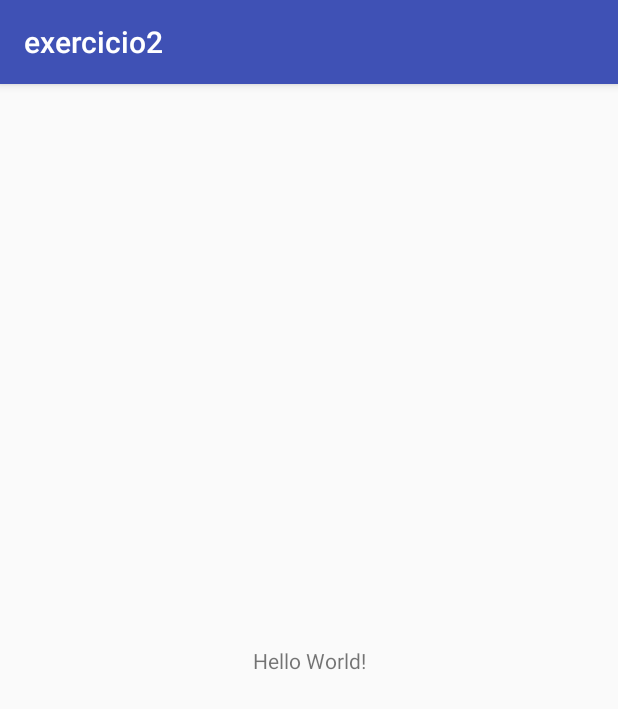
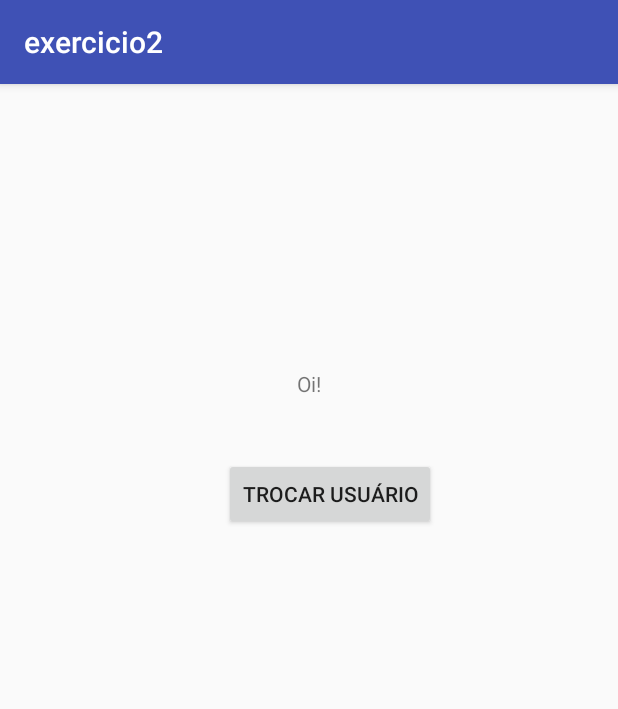
Before and after one commit to matc89-20192/android-ex2-lilianefiuza, an Android app: the screen it shows after launch (MainActivity), on a phone screen of 412 x 824 dp. Shown: the top 709 px of the screen. Run offline under Robolectric (Android 15) with nearby library versions, the phone set to English and light mode, and no system bars.

Commit message:
Atividade 2 Concluída

```diff
--- a/app/src/main/AndroidManifest.xml
+++ b/app/src/main/AndroidManifest.xml
@@ -16,6 +16,7 @@
                 <category android:name="android.intent.category.LAUNCHER" />
             </intent-filter>
         </activity>
+        <activity android:name=".OutraActivity"></activity>
     </application>
 
 </manifest>
--- a/app/src/main/java/matc89/exercicio2/MainActivity.java
+++ b/app/src/main/java/matc89/exercicio2/MainActivity.java
@@ -1,15 +1,73 @@
 package matc89.exercicio2;
 
+import android.content.Intent;
 import android.support.v7.app.AppCompatActivity;
 import android.os.Bundle;
+import android.view.View;
+import android.widget.Button;
+import android.widget.TextView;
 
 public class MainActivity extends AppCompatActivity {
+
+    private Button botao;
+    private TextView textView;
+    private String textoRetornado;
 
     @Override
     protected void onCreate(Bundle savedInstanceState) {
         super.onCreate(savedInstanceState);
         setContentView(R.layout.activity_main);
+
+        botao = (Button) findViewById(R.id.btnTrocar);
+        textView = (TextView) findViewById(R.id.textView);
+
+        final Bundle extra = getIntent().getExtras();
+
+        textoRetornado = "";
+
+        if (extra != null) {
+            if (extra.getString("nome").matches("")) {
+                textView.setText("Oi!");
+            } else {
+                textoRetornado = extra.getString("nome");
+                textView.setText("Oi," + " " + textoRetornado + "!");
+            }
+        }
+
+        botao.setOnClickListener(new View.OnClickListener() {
+            @Override
+            public void onClick(View v) {
+
+                String texto;
+
+                if (extra == null) {
+                    texto = "";
+                } else {
+                    texto = extra.getString("nome");
+                }
+
+                Intent intent = new Intent(MainActivity.this, OutraActivity.class);
+                intent.putExtra("nome", texto);
+
+                startActivity(intent);
+            }
+        });
     }
 
+    protected void onSaveInstanceState(Bundle state) {
+        super.onSaveInstanceState(state);
+        if (textoRetornado.matches("") || textoRetornado.matches("Oi!")) {
+            state.putString("nome", "Oi!");
+        } else {
+            state.putString("nome", " " + textoRetornado + "!");
+        }
+    }
+
+    protected void onRestoreInstanceState(Bundle savedInstanceState) {
+        super.onRestoreInstanceState(savedInstanceState);
+
+        textView.setText(savedInstanceState.getString("nome"));
+
+    }
 
 }
--- a/app/src/main/res/layout/activity_main.xml
+++ b/app/src/main/res/layout/activity_main.xml
@@ -7,12 +7,32 @@
     tools:context="matc89.exercicio2.MainActivity">
 
     <TextView
+        android:id="@+id/textView"
         android:layout_width="wrap_content"
         android:layout_height="wrap_content"
-        android:text="Hello World!"
+        android:text="Oi!"
         app:layout_constraintBottom_toBottomOf="parent"
         app:layout_constraintLeft_toLeftOf="parent"
         app:layout_constraintRight_toRightOf="parent"
-        app:layout_constraintTop_toTopOf="parent" />
+        app:layout_constraintTop_toTopOf="parent"
+        app:layout_constraintVertical_bias="0.254" />
+
+    <Button
+        android:id="@+id/btnTrocar"
+        android:layout_width="wrap_content"
+        android:layout_height="wrap_content"
+        android:layout_marginBottom="260dp"
+        android:layout_marginEnd="121dp"
+        android:layout_marginLeft="120dp"
+        android:layout_marginRight="121dp"
+        android:layout_marginStart="120dp"
+        android:layout_marginTop="40dp"
+        android:text="Trocar usuário"
+        app:layout_constraintBottom_toBottomOf="parent"
+        app:layout_constraintEnd_toEndOf="parent"
+        app:layout_constraintHorizontal_bias="1.0"
+        app:layout_constraintStart_toStartOf="parent"
+        app:layout_constraintTop_toBottomOf="@+id/textView"
+        app:layout_constraintVertical_bias="0.0" />
 
 </android.support.constraint.ConstraintLayout>
```
Also changed, not shown: app/src/main/java/matc89/exercicio2/OutraActivity.java (added, +60 -0 lines), app/src/main/res/layout/activity_outra.xml (added, +60 -0 lines).
